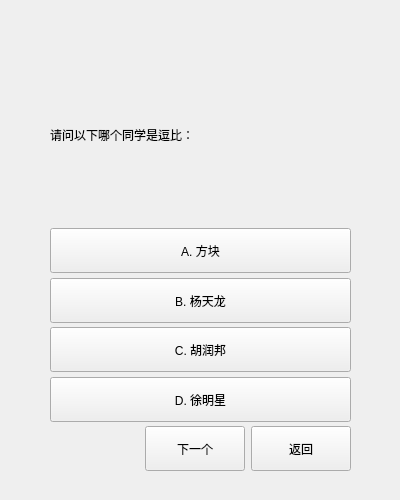
squarefk/EnglishHelper, file form/memoryui.ui: the form before one commit.
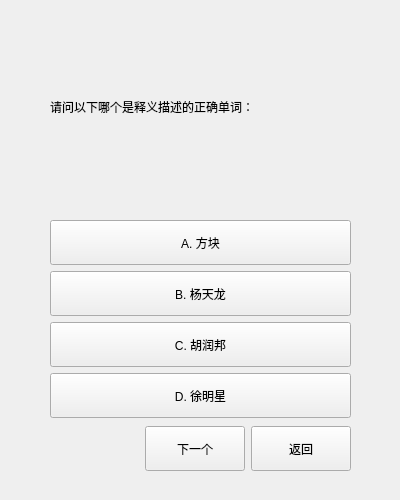
The form after the commit.

Diff of the .ui file:
```diff
--- a/form/memoryui.ui
+++ b/form/memoryui.ui
@@ -17,9 +17,9 @@
    <property name="geometry">
     <rect>
      <x>50</x>
-     <y>30</y>
+     <y>0</y>
      <width>301</width>
-     <height>441</height>
+     <height>476</height>
     </rect>
    </property>
    <layout class="QVBoxLayout" name="verticalLayout_2">
@@ -38,7 +38,7 @@
        </size>
       </property>
       <property name="text">
-       <string>请问以下哪个同学是逗比：</string>
+       <string>请问以下哪个是释义描述的正确单词：</string>
       </property>
      </widget>
     </item>
```
